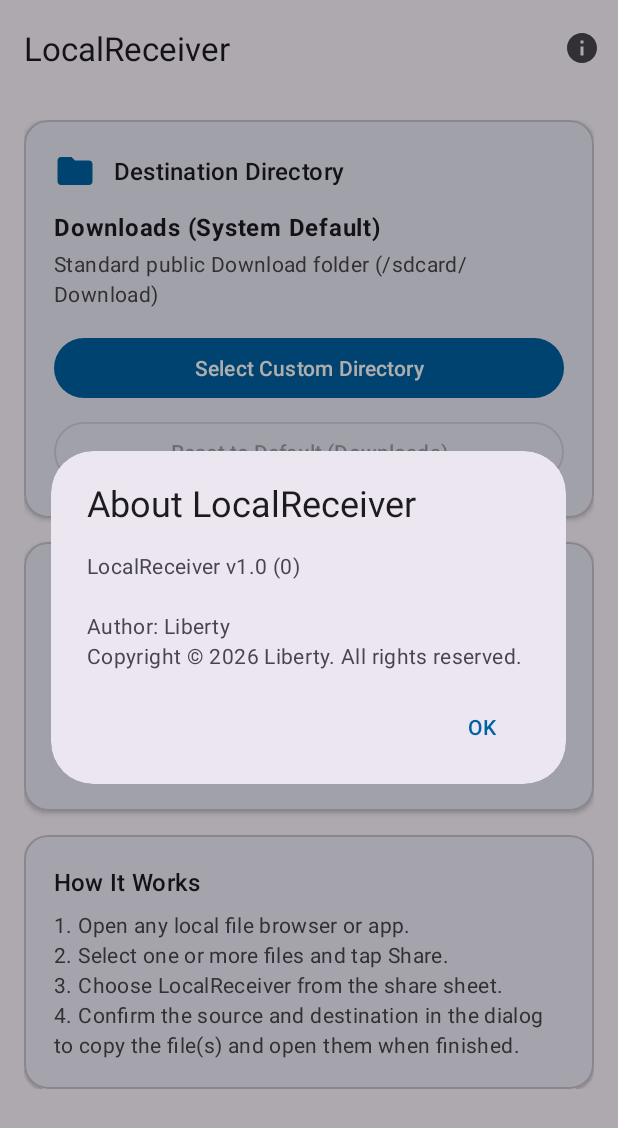
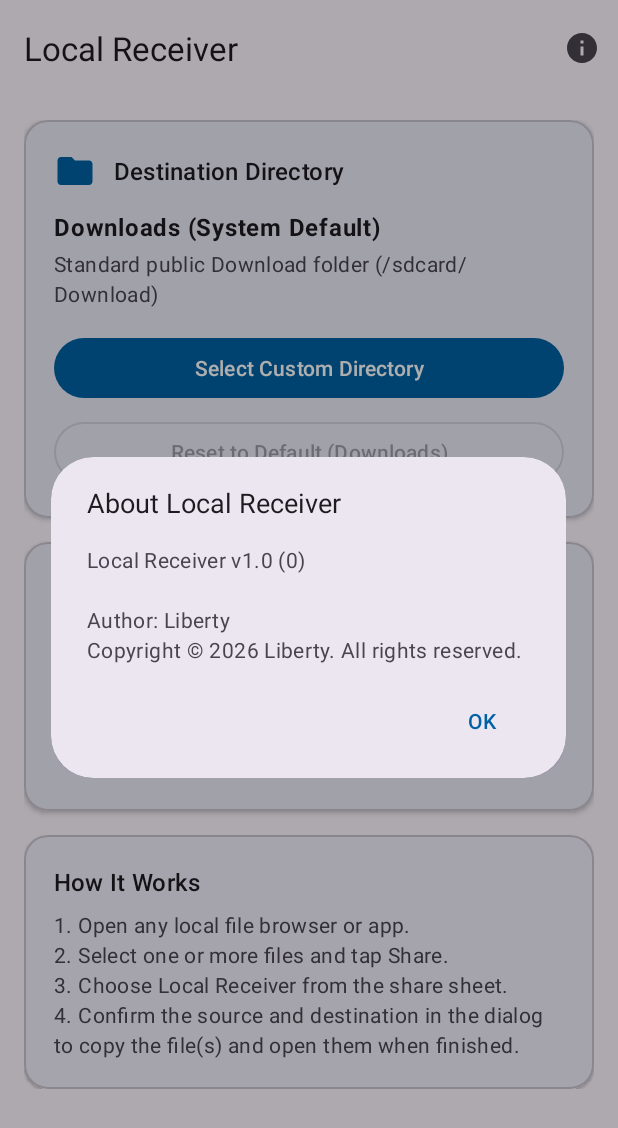
Before and after one commit to helloworld1/LocalReceiver, an Android app: the screen it shows after launch (MainActivity), after a tap on "About", on a phone screen of 412 x 824 dp. Shown: the top 1128 px of the screen. Run offline under Robolectric (Android 15) with nearby library versions, the phone set to English and light mode, and no system bars.

Commit message:
Change the app name to "Local Receiver"

```diff
--- a/app/src/main/res/values/strings.xml
+++ b/app/src/main/res/values/strings.xml
@@ -1,5 +1,5 @@
 <resources>
-    <string name="app_name">LocalReceiver</string>
+    <string name="app_name">Local Receiver</string>
     <string name="share_label">Save to Local Directory</string>
 
     <!-- Main Screen -->
@@ -11,7 +11,7 @@
 
     <!-- How to use -->
     <string name="how_to_use_title">How It Works</string>
-    <string name="how_to_use_body">1. Open any local file browser or app.\n2. Select one or more files and tap Share.\n3. Choose LocalReceiver from the share sheet.\n4. Confirm the source and destination in the dialog to copy the file(s) and open them when finished.</string>
+    <string name="how_to_use_body">1. Open any local file browser or app.\n2. Select one or more files and tap Share.\n3. Choose Local Receiver from the share sheet.\n4. Confirm the source and destination in the dialog to copy the file(s) and open them when finished.</string>
 
     <!-- Share Confirmation & Foreground Copy Dialog -->
     <string name="confirm_copy_title">Confirm File Copy</string>
@@ -40,7 +40,7 @@
     <string name="action_history">History</string>
     <string name="action_clear_all">Clear All</string>
     <string name="history_empty_title">No Copy History</string>
-    <string name="history_empty_subtitle">Files copied with LocalReceiver will appear here.</string>
+    <string name="history_empty_subtitle">Files copied with Local Receiver will appear here.</string>
 
     <string name="history_status_success">Success</string>
     <string name="history_status_failure">Failed</string>
@@ -72,7 +72,7 @@
 
     <!-- About Dialog -->
     <string name="action_about">About</string>
-    <string name="about_dialog_title">About LocalReceiver</string>
-    <string name="about_dialog_message">LocalReceiver v%1$s\n\nAuthor: Liberty\nCopyright © 2026 Liberty. All rights reserved.</string>
+    <string name="about_dialog_title">About Local Receiver</string>
+    <string name="about_dialog_message">Local Receiver v%1$s\n\nAuthor: Liberty\nCopyright © 2026 Liberty. All rights reserved.</string>
     <string name="btn_ok">OK</string>
 </resources>
```
